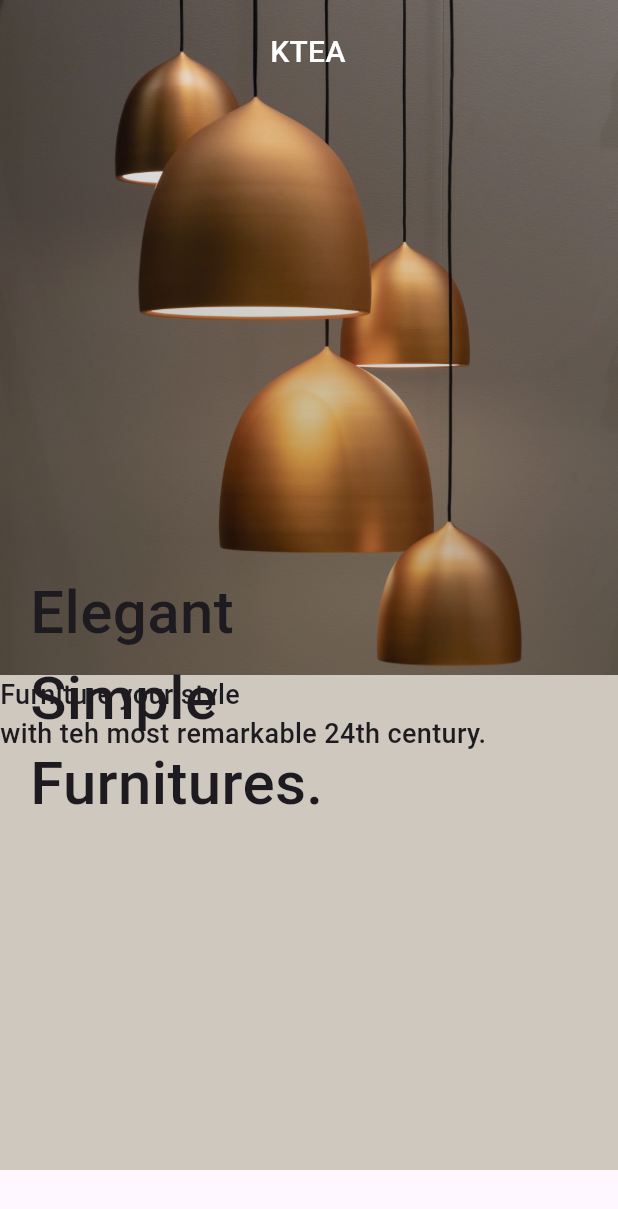
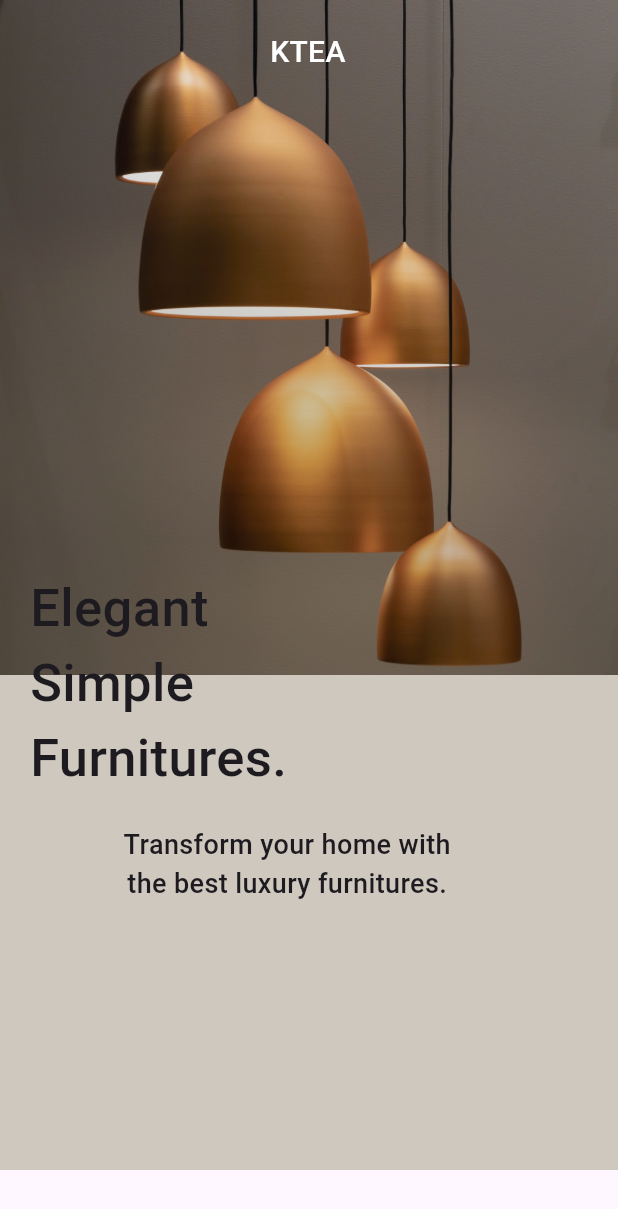
Before and after one commit to Tosin8/design_ui, a Flutter app: the screen it shows after launch, on a phone screen of 412 x 824 dp. Shown: the top 1209 px of the screen. Run offline on Flutter 3.47's test engine with Material 3 defaults, Android fonts, the phone set to English and light mode, and no system bars; our stand-ins replace animate_do, page_transition.

Commit message:
Updating the Splash screen

```diff
--- a/lib/screens/furniture_app/splash.dart
+++ b/lib/screens/furniture_app/splash.dart
@@ -28,7 +28,7 @@ class FurnitureSplash extends StatelessWidget {
                     ],
                   ),
                 ),
-                child: Padding(
+                child: const Padding(
                   padding: EdgeInsets.only(top: 20, left: 180),
                   child: Text('KTEA', style: TextStyle(color: Colors.white, fontSize: 20, fontWeight: FontWeight.w500, ),
                   )),
@@ -41,7 +41,7 @@ class FurnitureSplash extends StatelessWidget {
                  color: const Color(0xffCEC8BF),
 
               child: const Stack(
-                fit: StackFit.loose,
+                //fit: StackFit.loose,
                 clipBehavior: Clip.none,
 
                 children:[
@@ -50,8 +50,10 @@ class FurnitureSplash extends StatelessWidget {
                     top: -70,left: 20,
                     child: Text(
                       'Elegant\nSimple\nFurnitures.',
-                       style: TextStyle(fontSize: 40, fontWeight: FontWeight.w500),)),
-                  Text('Furniture your style \nwith teh most remarkable 24th century. ', style: TextStyle(fontWeight: FontWeight.w500, fontSize: 18))]),
+                       style: TextStyle(fontSize: 35, fontWeight: FontWeight.w500),)),
+                  Padding(
+                    padding: EdgeInsets.symmetric(vertical: 100, horizontal: 80),
+                    child: Text('Transform your home with \nthe best luxury furnitures. ', style: TextStyle(fontWeight: FontWeight.w500, fontSize: 18),textAlign: TextAlign.center,))]),
             )
           ],
         ),
--- a/pubspec.yaml
+++ b/pubspec.yaml
@@ -68,6 +68,7 @@ flutter:
     - assets/city_tour/tokyo_japan.jpg
     - assets/city_tour/syndey.jpg
     - assets/furniture/splash.jpg
+    - assets/furniture/icons/right-down.png
       #   - images/a_dot_ham.jpeg
   # An image asset can refer to one or more resolution-specific "variants", see
   # https://flutter.dev/assets-and-images/#resolution-aware
```
